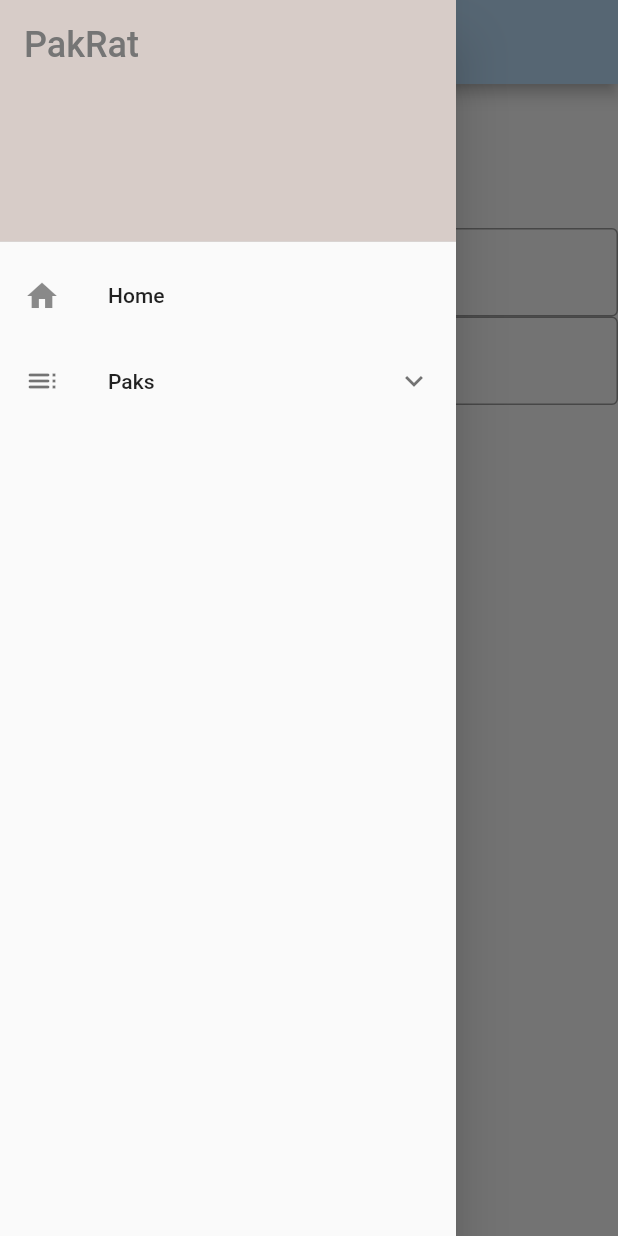
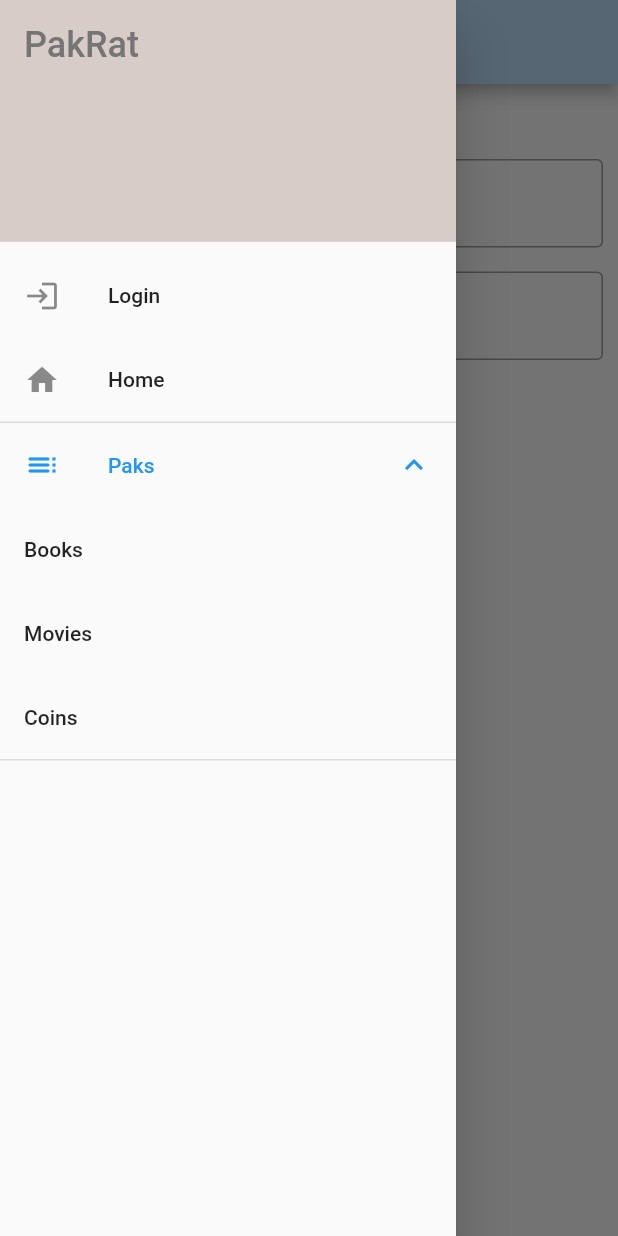
Before and after one commit to tgamlem/PakRat, a Flutter app: the Login screen opened directly, in the side drawer, after a tap on "sign up", on a phone screen of 412 x 824 dp. Run offline on Flutter 3.47's test engine with Material 2 defaults, Android fonts, the phone set to English and light mode, and no system bars; our stand-ins replace firebase_auth, firebase_core, hexcolor; accounts and stored records are empty.

Commit message:
style the login page

```diff
--- a/lib/login.dart
+++ b/lib/login.dart
@@ -16,14 +16,8 @@ class Login extends StatelessWidget {
       body: Center(
         child: Column(
         children: [
-          ElevatedButton(
-            child: Text('sign up'),
-            onPressed: () => ath.register(username, password),
-          ),
-          ElevatedButton(
-            child: Text('sign in'),
-            onPressed: () => ath.signIn(username, password),
-          ),
+          Padding(padding: EdgeInsets.fromLTRB(10, 50, 10, 0),
+            child:
               TextField(
                 decoration: InputDecoration(
                   border: OutlineInputBorder(),
@@ -31,6 +25,9 @@ class Login extends StatelessWidget {
                 ),
                 onChanged: (value) => username = value,
               ),
+          ),
+          Padding(padding: EdgeInsets.fromLTRB(10, 16, 10, 10),
+            child:
               TextField(
                 decoration: InputDecoration(
                   border: OutlineInputBorder(),
@@ -38,6 +35,29 @@ class Login extends StatelessWidget {
                 ),
                 obscureText: true,
                 onChanged: (value) => password = value,
+              ),
+          ),
+          Row(
+            mainAxisAlignment: MainAxisAlignment.center,
+            children: [
+              Padding(
+                padding: EdgeInsets.fromLTRB(0, 8, 6, 0),
+                child:
+                  ElevatedButton(
+                    child: Text('sign up'),
+                    onPressed: () => ath.register(username, password),
+                  ),
+              ),
+              Padding(
+                padding: EdgeInsets.fromLTRB(6, 8, 0, 0),
+                child:
+                  ElevatedButton(
+                    child: Text('log in'),
+                    onPressed: () => ath.signIn(username, password),
+                  ),
+              ),
+
+            ],
           ),
           Text("$id"),
         ],
--- a/lib/widgets/sideMenu.dart
+++ b/lib/widgets/sideMenu.dart
@@ -23,6 +23,10 @@ class SideMenu extends StatelessWidget {
             ),
           ),
           ListTile(
+            leading: Icon(Icons.login),
+            title: Text('Login'),
+            onTap: () => {navigateToLogin(context)}),
+          ListTile(
             leading: Icon(Icons.home),
             title: Text('Home'),
             onTap: () => {navigateToHome(context)},
@@ -33,11 +37,11 @@ class SideMenu extends StatelessWidget {
             children: [
               ListTile(
                 title: Text('Books'),
-                onTap: () => {navigateToLogin(context)},
+                onTap: () => {navigateToPaks(context)},
               ),
               ListTile(
                 title: Text('Movies'),
-                onTap: () => {navigateToHome(context)},
+                onTap: () => {navigateToPaks(context)},
               ),
               ListTile(
                 title: Text('Coins'),
```
Lines whose indentation alone changed are shown as unchanged.
